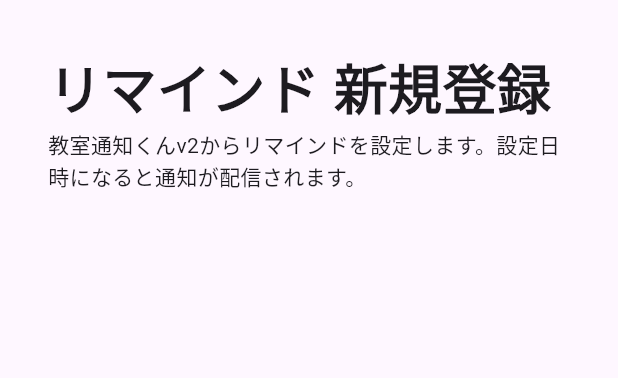
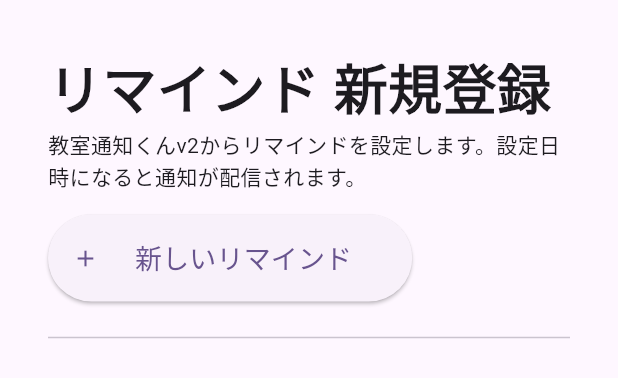
Before and after one commit to kakeru-ikeda/room-notify-discordbot-v2-util, a Flutter app: the RemindEntryPage widget shown alone on an empty page, opened directly, on a phone screen of 412 x 824 dp. Shown: the top 378 px of the screen. Run offline on Flutter 3.47's test engine with Material 2 defaults, Android fonts, the phone set to English and light mode, and no system bars; our stand-ins replace cloud_firestore, firebase_core, fluttertoast; accounts and stored records are empty; statements that could not run were skipped.

```diff
--- a/lib/controller/firestore_controller.dart
+++ b/lib/controller/firestore_controller.dart
@@ -104,6 +104,18 @@ class FirestoreController {
     return snapshots;
   }
 
+  static Stream<QuerySnapshot<Map<String, dynamic>>> getReminds(
+      {required guildId}) {
+    final docRef = db
+        .collection('notice')
+        .doc('remind')
+        .collection(guildId)
+        .orderBy('deadline', descending: false);
+    final snapshots = docRef.snapshots();
+
+    return snapshots;
+  }
+
   static void setGuildInfo(
       {required guildId, required field, required data}) async {
     final docRef = db.collection('data').doc('guilds');
@@ -178,6 +190,14 @@ class FirestoreController {
     // }
   }
 
+  static setRemindInfo(
+      {required guildId, required remindId, required data}) async {
+    final docRef =
+        db.collection('notice').doc('remind').collection(guildId).doc(remindId);
+
+    await docRef.set(data);
+  }
+
   static removeTeacher({required guildId, required teacherName}) {
     final docRef = db
         .collection('data')
@@ -194,4 +214,11 @@ class FirestoreController {
 
     docRef.delete();
   }
+
+  static removeRemind({required guildId, required remindId}) {
+    final docRef =
+        db.collection('notice').doc('remind').collection(guildId).doc(remindId);
+
+    docRef.delete();
+  }
 }
--- a/lib/pages/member/entry/kadai/kadai_modal_contents.dart
+++ b/lib/pages/member/entry/kadai/kadai_entry_modal_contents.dart
@@ -23,12 +23,6 @@ class _KadaiModalContentsState extends State<KadaiModalContents> {
   TimeOfDay? timePicked;
 
   bool discordEvent = false;
-
-  @override
-  void initState() {
-    // TODO: implement initState
-    super.initState();
-  }
 
   Future<void> _datePicker(BuildContext context) async {
     datePicked = await showDatePicker(
--- a/lib/pages/member/entry/kadai/kadai_entry_page.dart
+++ b/lib/pages/member/entry/kadai/kadai_entry_page.dart
@@ -4,7 +4,7 @@ import 'package:fluttertoast/fluttertoast.dart';
 import 'package:room_notify_discordbot_v2_util/component/card_kadai.dart';
 import 'package:room_notify_discordbot_v2_util/controller/firestore_controller.dart';
 import 'package:room_notify_discordbot_v2_util/model/login_user_model.dart';
-import 'package:room_notify_discordbot_v2_util/pages/member/entry/kadai/kadai_modal_contents.dart';
+import 'package:room_notify_discordbot_v2_util/pages/member/entry/kadai/kadai_entry_modal_contents.dart';
 
 import '../../../../component/page_template.dart';
 
--- a/lib/pages/member/entry/remind/remind_entry_page.dart
+++ b/lib/pages/member/entry/remind/remind_entry_page.dart
@@ -1,6 +1,10 @@
 import 'package:flutter/material.dart';
+import 'package:room_notify_discordbot_v2_util/component/card_remind.dart';
+import 'package:room_notify_discordbot_v2_util/pages/member/entry/remind/remind_entry_modal_contents.dart';
 
 import '../../../../component/page_template.dart';
+import '../../../../controller/firestore_controller.dart';
+import '../../../../model/login_user_model.dart';
 
 class RemindEntryPage extends StatefulWidget {
   const RemindEntryPage({super.key});
@@ -20,6 +24,60 @@ class _RemindEntryPageState extends State<RemindEntryPage> {
           PageTemplate.setPageTitle(
               title: 'リマインド 新規登録',
               caption: '教室通知くんv2からリマインドを設定します。設定日時になると通知が配信されます。'),
+          ElevatedButton.icon(
+            onPressed: () async {
+              showModalBottomSheet<void>(
+                context: context,
+                constraints: BoxConstraints.expand(),
+                enableDrag: false,
+                isScrollControlled: true,
+                builder: (BuildContext context) {
+                  return RemindEntryModalContents(
+                    guildId: LoginUserModel.currentGuildId,
+                  );
+                },
+              ).whenComplete(() async {});
+            },
+            icon: Icon(Icons.add),
+            label: Padding(
+              padding: const EdgeInsets.all(16.0),
+              child: Text(
+                '新しいリマインド',
+                style: TextStyle(fontSize: 18),
+              ),
+            ),
+          ),
+          Padding(
+            padding: const EdgeInsets.symmetric(vertical: 16),
+            child: Divider(),
+          ),
+          StreamBuilder(
+            stream: FirestoreController.getReminds(
+              guildId: LoginUserModel.currentGuildId,
+            ),
+            builder: (context, snapshot) {
+              if (snapshot.hasData) {
+                return SizedBox(
+                  height: 500,
+                  child: SingleChildScrollView(
+                    child: ListView(
+                      shrinkWrap: true,
+                      physics: NeverScrollableScrollPhysics(),
+                      children: snapshot.data!.docs
+                          .map((user) => CardRemind.setCard(
+                                guildId: LoginUserModel.currentGuildId,
+                                context: context,
+                                remindData: user.data(),
+                              ))
+                          .toList(),
+                    ),
+                  ),
+                );
+              } else {
+                return const CircularProgressIndicator();
+              }
+            },
+          )
         ],
       ),
     );
```
Also changed, not shown: lib/component/card_remind.dart (added, +78 -0 lines), lib/pages/member/entry/remind/remind_entry_modal_contents.dart (added, +251 -0 lines).
